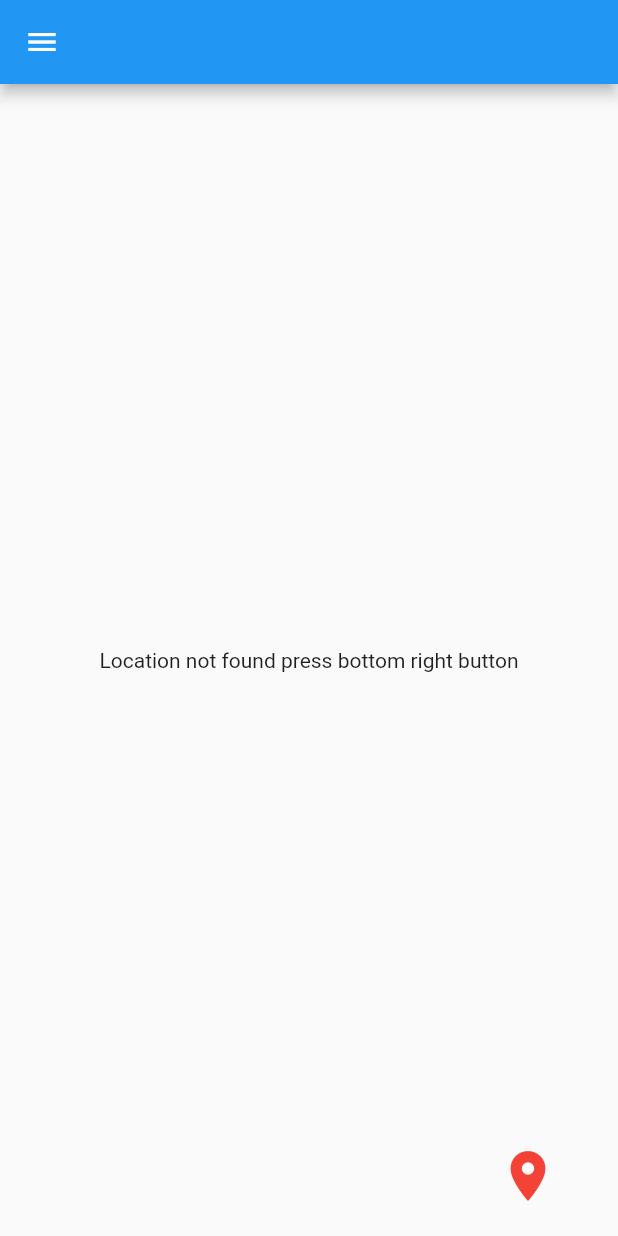
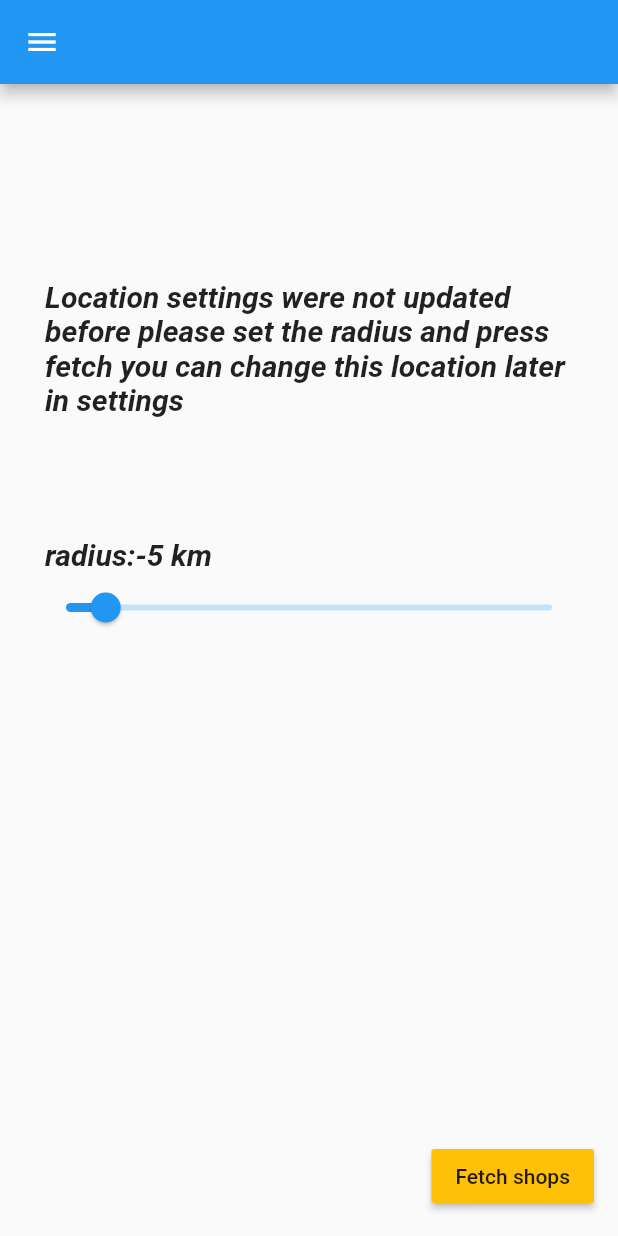
Before and after one commit to GP-works/Kirana, a Flutter app: the screen it shows once a user with an empty profile is signed in, on a phone screen of 412 x 824 dp. Run offline on Flutter 3.47's test engine with Material 2 defaults, Android fonts, the phone set to English and light mode, and no system bars; our stand-ins replace cached_network_image, cloud_firestore, email_validator, firebase_auth, firebase_storage, geolocator and 6 more; missing offline and left inert: geoflutterfire; accounts and stored records are empty; generated files the repository leaves out were written again.

Commit message:
added locationradius

```diff
--- a/lib/pages/Location.dart
+++ b/lib/pages/Location.dart
@@ -65,7 +65,6 @@ class _LocationState extends State<Location> {
                       pincode: _pincodeController.text,
                       adressLane2: _address2Controller.text);
                   ChangeStatus();
-                  Provider.of<Shops>(context, listen: false).add();
                   if (!b) {
                     Scaffold.of(context).showSnackBar(
                         SnackBar(content: Text("failed to upload")));
--- a/lib/pages/shops.dart
+++ b/lib/pages/shops.dart
@@ -16,7 +16,8 @@ class ShopsPage extends StatefulWidget {
 class _ShopsPageState extends State<ShopsPage> {
   final name = 'Shops';
   Shops shops;
-  double radius;
+  double radius=5.0 ;
+  double max = 50;
   Position _currentLocation;
   @override
   Widget build(BuildContext context) {
@@ -31,6 +32,10 @@ class _ShopsPageState extends State<ShopsPage> {
                     longitude: _currentLocation.longitude,
                     radius: radius),
                 builder: (context, snapshot) {
+                  if(!snapshot.hasData){
+                    return Scaffold(body: Center(child: CircularProgressIndicator(),));
+                  }
+                  else {
                     return Scaffold(
                       drawer: DrawerPage(),
                       body: ListView(children: [
@@ -41,19 +46,44 @@ class _ShopsPageState extends State<ShopsPage> {
                         actions: <Widget>[Search(shops.shops), CartIcon()],
                       ),
                     );
-                })
+                  }})
             : Scaffold(
                 appBar: AppBar(),
                 drawer: DrawerPage(),
-                body: Center(
-                    child:
-                        Text("Location not found press bottom right button")),
-                floatingActionButton: FlatButton(
-                  child: Icon(
-                    Icons.location_on,
-                    size: 40,
-                    color: Colors.red,
+                body: ListView(children: [
+                  SizedBox(height: 100,),
+                  Padding(
+                    padding: const EdgeInsets.all(30),
+                    child: Text("Location settings were not updated before please set the radius and press fetch you can change this location later in settings",style: TextStyle(fontSize: 20,fontStyle: FontStyle.italic,fontWeight: FontWeight.w600),),
                   ),
+                  SizedBox(height: 50,),
+                  Padding(
+                    padding: const EdgeInsets.only(left: 30),
+                    child:Text("radius:-${radius.floor()} km",style: TextStyle(fontSize: 20,fontStyle: FontStyle.italic,fontWeight: FontWeight.w600),),
+                  ),
+                  Container(
+                    padding: EdgeInsets.only(left: 20,right: 20),
+                      child: Slider(
+                    label: 'Search radius',
+                    value: radius == null ? 5 : radius,
+
+                    onChanged: (value) {
+                      setState(() {
+                        radius = value;
+                        if (radius > 30) {
+                          max = radius + 10;
+                        }
+                      });
+                    },
+                    min: 1,
+                    max: max,
+                  ))
+                ]),
+                floatingActionButton: RaisedButton(
+                  child: Text(
+                    "Fetch shops"
+                  ),
+                  color: Colors.amber,
                   onPressed: () {
                     location.getposition();
                   },
```
Also changed, not shown: lib/models/shops.dart (+1 -8 lines), lib/pages/items.dart (+17 -14 lines). Lines whose indentation alone changed are shown as unchanged.
